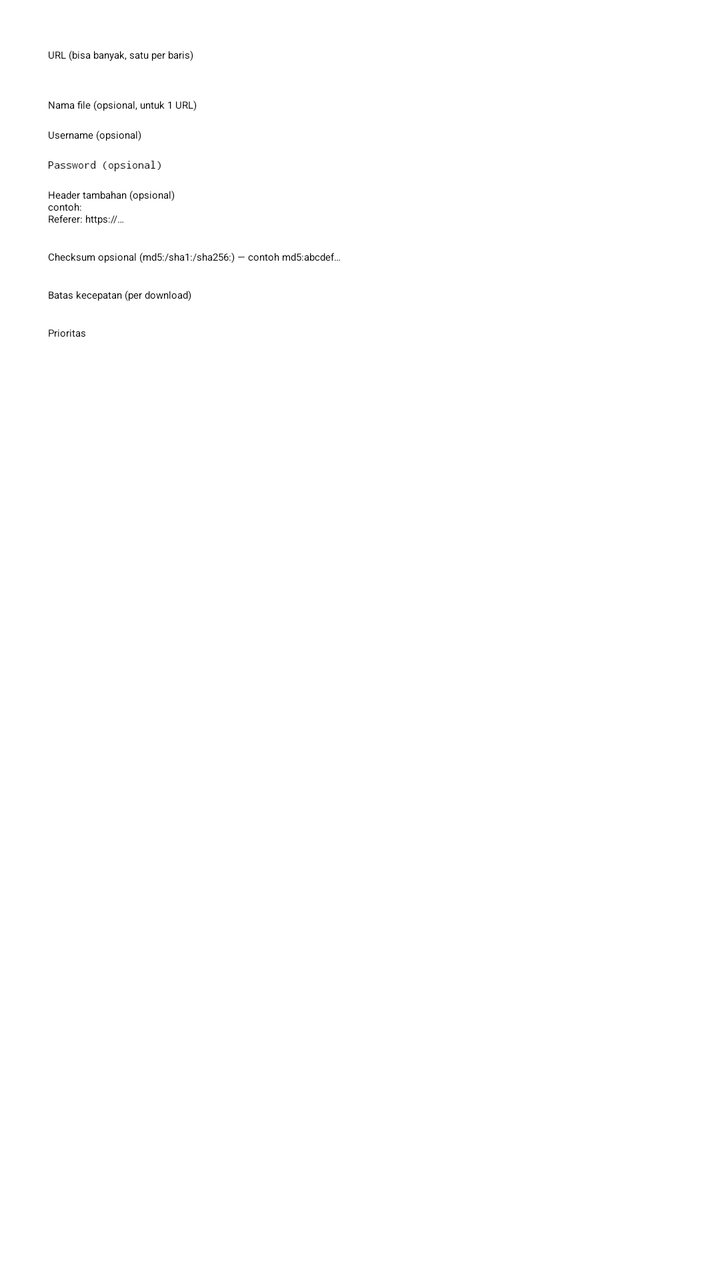
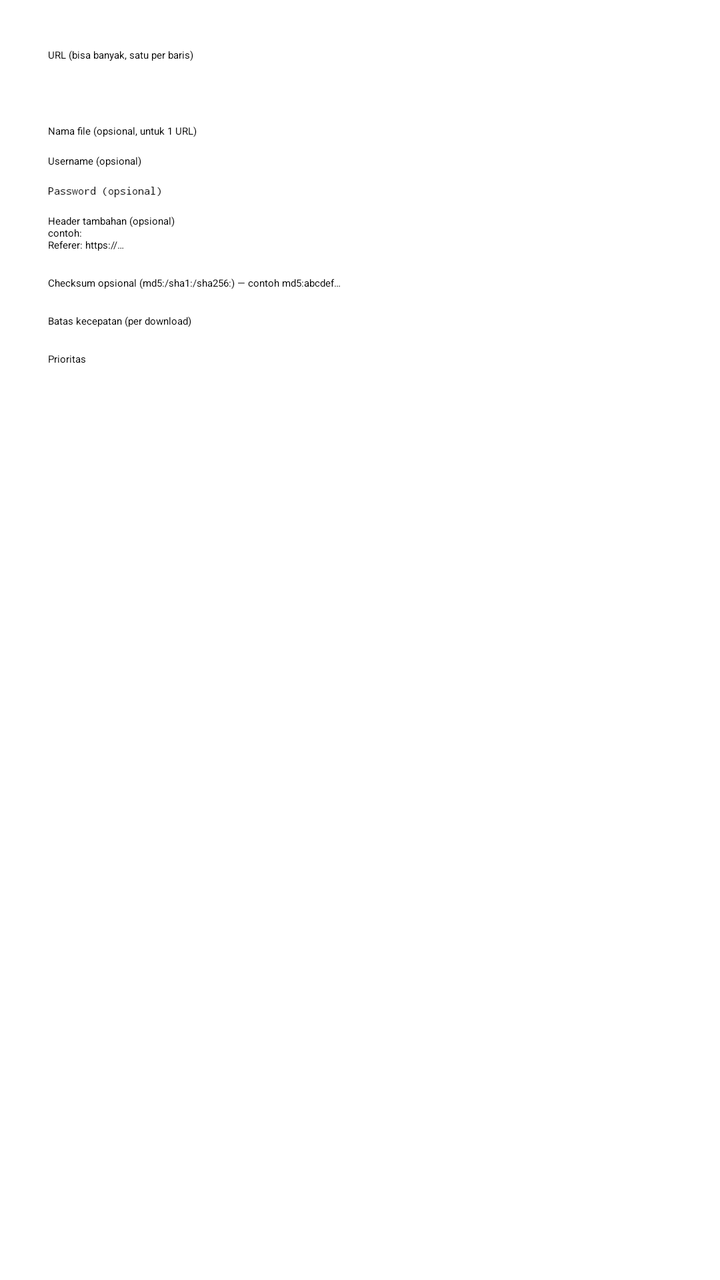

An Android layout rendered at two revisions. The XML below is the earlier revision; the diff shows what the commit changed to produce the second picture.
<!-- AndroidManifest.xml: application theme Theme.HttpDownloadManager.Splash -->
<!-- res/layout/dialog_add_download.xml -->
<?xml version="1.0" encoding="utf-8"?>
<LinearLayout xmlns:android="http://schemas.android.com/apk/res/android"
    android:layout_width="match_parent"
    android:layout_height="wrap_content"
    android:orientation="vertical"
    android:paddingHorizontal="24dp"
    android:paddingTop="24dp">

    <EditText
        android:id="@+id/input_url"
        android:layout_width="match_parent"
        android:layout_height="wrap_content"
        android:hint="@string/url_hint_multi"
        android:inputType="textUri|textMultiLine"
        android:minLines="2"
        android:maxLines="4" />

    <TextView
        android:id="@+id/recent_title"
        android:layout_width="match_parent"
        android:layout_height="wrap_content"
        android:layout_marginTop="8dp"
        android:text="@string/recent_urls"
        android:textAppearance="?attr/textAppearanceBodyMedium"
        android:visibility="gone" />

    <EditText
        android:id="@+id/input_recent_search"
        android:layout_width="match_parent"
        android:layout_height="wrap_content"
        android:layout_marginTop="4dp"
        android:hint="@string/recent_search_hint"
        android:importantForAutofill="no"
        android:inputType="textUri"
        android:maxLines="1"
        android:visibility="gone" />

    <ScrollView
        android:id="@+id/recent_scroll"
        android:layout_width="match_parent"
        android:layout_height="wrap_content"
        android:layout_marginTop="4dp"
        android:maxHeight="180dp"
        android:visibility="gone">

        <LinearLayout
            android:id="@+id/recent_container"
            android:layout_width="match_parent"
            android:layout_height="wrap_content"
            android:orientation="vertical" />
    </ScrollView>

    <TextView
        android:id="@+id/clear_history"
        android:layout_width="wrap_content"
        android:layout_height="wrap_content"
        android:layout_marginTop="4dp"
        android:text="@string/clear_history"
        android:textColor="@color/status_off"
        android:textSize="13sp"
        android:visibility="gone" />

    <EditText
        android:id="@+id/input_name"
        android:layout_width="match_parent"
        android:layout_height="wrap_content"
        android:layout_marginTop="12dp"
        android:hint="@string/name_hint_optional" />

    <EditText
        android:id="@+id/input_username"
        android:layout_width="match_parent"
        android:layout_height="wrap_content"
        android:layout_marginTop="8dp"
        android:hint="@string/username_hint_optional" />

    <EditText
        android:id="@+id/input_password"
        android:layout_width="match_parent"
        android:layout_height="wrap_content"
        android:layout_marginTop="8dp"
        android:hint="@string/password_hint_optional"
        android:inputType="textPassword" />

    <EditText
        android:id="@+id/input_headers"
        android:layout_width="match_parent"
        android:layout_height="wrap_content"
        android:layout_marginTop="8dp"
        android:hint="@string/headers_hint_optional"
        android:inputType="textMultiLine"
        android:minLines="2"
        android:maxLines="4" />

    <EditText
        android:id="@+id/input_checksum"
        android:layout_width="match_parent"
        android:layout_height="wrap_content"
        android:layout_marginTop="12dp"
        android:hint="@string/checksum_hint_optional" />

    <TextView
        android:layout_width="match_parent"
        android:layout_height="wrap_content"
        android:layout_marginTop="12dp"
        android:text="@string/speed_limit_per_label"
        android:textAppearance="?attr/textAppearanceLabelMedium" />

    <Spinner
        android:id="@+id/spinner_speed_limit_per"
        android:layout_width="match_parent"
        android:layout_height="wrap_content"
        android:layout_marginTop="4dp" />

    <TextView
        android:layout_width="match_parent"
        android:layout_height="wrap_content"
        android:layout_marginTop="8dp"
        android:text="@string/priority_label"
        android:textAppearance="?attr/textAppearanceLabelMedium" />

    <Spinner
        android:id="@+id/spinner_priority"
        android:layout_width="match_parent"
        android:layout_height="wrap_content"
        android:layout_marginTop="4dp" />
</LinearLayout>
<!-- resources referenced by this layout -->
<resources>
  <color name="status_off">#B00020</color>
  <string name="checksum_hint_optional">Checksum opsional (md5:/sha1:/sha256:) — contoh md5:abcdef…</string>
  <string name="clear_history">Hapus riwayat</string>
  <string name="headers_hint_optional">Header tambahan (opsional)\ncontoh:\nReferer: https://…</string>
  <string name="name_hint_optional">Nama file (opsional, untuk 1 URL)</string>
  <string name="password_hint_optional">Password (opsional)</string>
  <string name="priority_label">Prioritas</string>
  <string name="recent_search_hint">Cari URL riwayat…</string>
  <string name="recent_urls">URL terakhir</string>
  <string name="speed_limit_per_label">Batas kecepatan (per download)</string>
  <string name="url_hint_multi">URL (bisa banyak, satu per baris)</string>
  <string name="username_hint_optional">Username (opsional)</string>
  <style name="Theme.HttpDownloadManager.Splash" parent="Theme.SplashScreen">
          <item name="windowSplashScreenBackground">@color/primary</item>
          <item name="windowSplashScreenAnimatedIcon">@drawable/ic_splash</item>
          <item name="postSplashScreenTheme">@style/Theme.HttpDownloadManager</item>
      </style>
  <color name="primary">#0D47A1</color>
  <!-- drawable ic_splash (drawable) -->
  <?xml version="1.0" encoding="utf-8"?>
  <vector xmlns:android="http://schemas.android.com/apk/res/android"
      android:width="108dp"
      android:height="108dp"
      android:viewportWidth="108"
      android:viewportHeight="108">
      <path
          android:fillColor="#FFFFFF"
          android:pathData="M48,40 h12 v16 h-12 z" />
      <path
          android:fillColor="#FFFFFF"
          android:pathData="M40,56 h28 l-14,16 z" />
      <path
          android:fillColor="#FFFFFF"
          android:pathData="M42,80 h24 v4 h-24 z" />
  </vector>
  <style name="Theme.HttpDownloadManager" parent="Theme.Material3.DayNight.NoActionBar">
          <item name="colorPrimary">@color/primary</item>
          <item name="colorPrimaryDark">@color/primary_dark</item>
          <item name="colorAccent">@color/accent</item>
      </style>
  <color name="primary_dark">#002171</color>
  <color name="accent">#FF6F00</color>
</resources>

<!-- the commit's change to res/layout/dialog_add_download.xml (unified diff, before → after) -->
@@ -14,6 +14,14 @@
         android:inputType="textUri|textMultiLine"
         android:minLines="2"
         android:maxLines="4" />
+
+    <TextView
+        android:id="@+id/text_storage_remaining"
+        android:layout_width="match_parent"
+        android:layout_height="wrap_content"
+        android:layout_marginTop="6dp"
+        android:textAppearance="?attr/textAppearanceBodySmall"
+        android:textColor="@color/text_secondary" />
 
     <TextView
         android:id="@+id/recent_title"
<!-- resource entries referenced after the edit -->
@@ -1,6 +1,7 @@
 <!-- resources referenced by this layout -->
 <resources>
   <color name="status_off">#B00020</color>
+  <color name="text_secondary">#757575</color>
   <string name="checksum_hint_optional">Checksum opsional (md5:/sha1:/sha256:) — contoh md5:abcdef…</string>
   <string name="clear_history">Hapus riwayat</string>
   <string name="headers_hint_optional">Header tambahan (opsional)\ncontoh:\nReferer: https://…</string>
